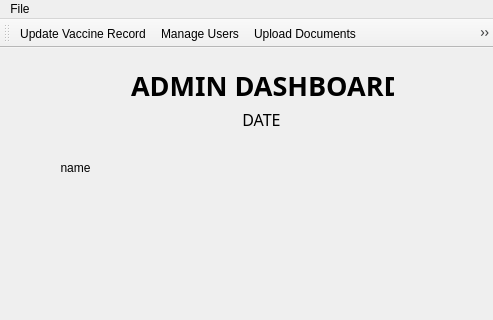
Before: the Qt Designer form MyCovidRecord/adminlogin.ui in gagabon501/cs106-2, drawn with Qt 5; both pictures show x 0 to 493 and y 0 to 320 of the 493 by 737 pixel window.
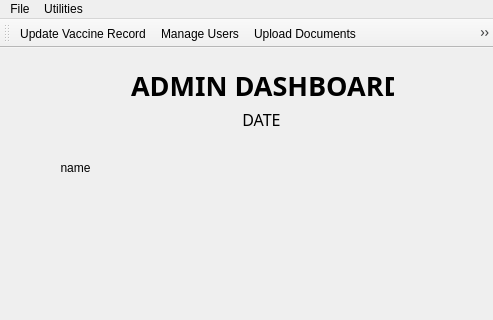
After: the same form once the commit is applied. Icons and pictures are not drawn.

The edit to the form file:
```diff
--- a/MyCovidRecord/adminlogin.ui
+++ b/MyCovidRecord/adminlogin.ui
@@ -212,7 +212,14 @@
     <addaction name="actionManage_Errors"/>
     <addaction name="actionQuit_3"/>
    </widget>
+   <widget class="QMenu" name="menuUtilities">
+    <property name="title">
+     <string>Utilities</string>
+    </property>
+    <addaction name="actionView_System_Log_2"/>
+   </widget>
    <addaction name="menuFile"/>
+   <addaction name="menuUtilities"/>
   </widget>
   <widget class="QToolBar" name="toolBar">
    <property name="cursor">
```
Left out of the diff: 5 changed lines with no effect on the pictures.
